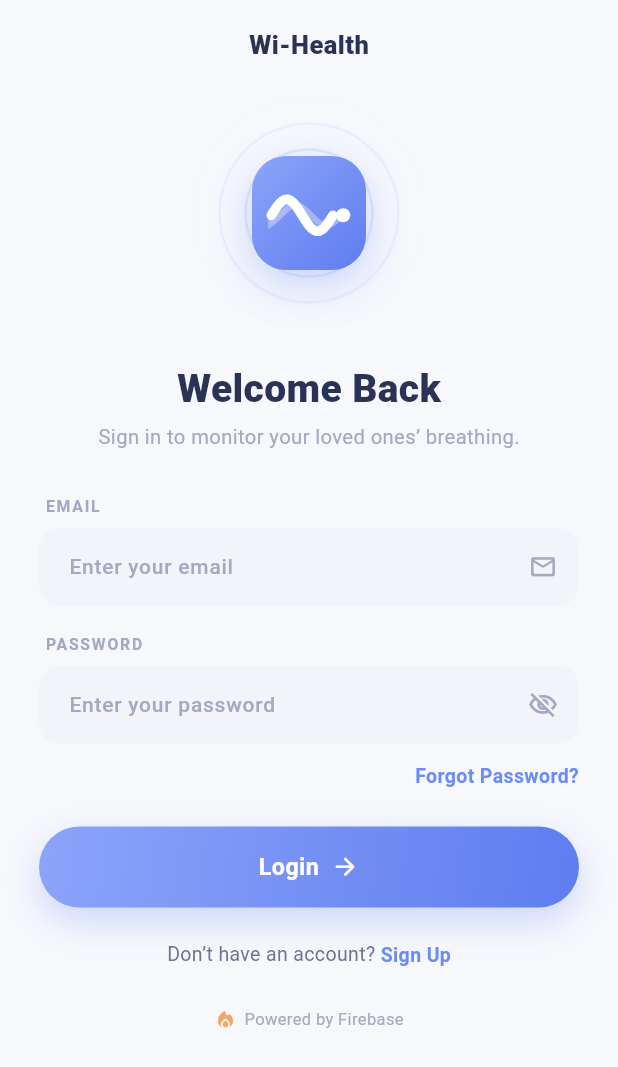
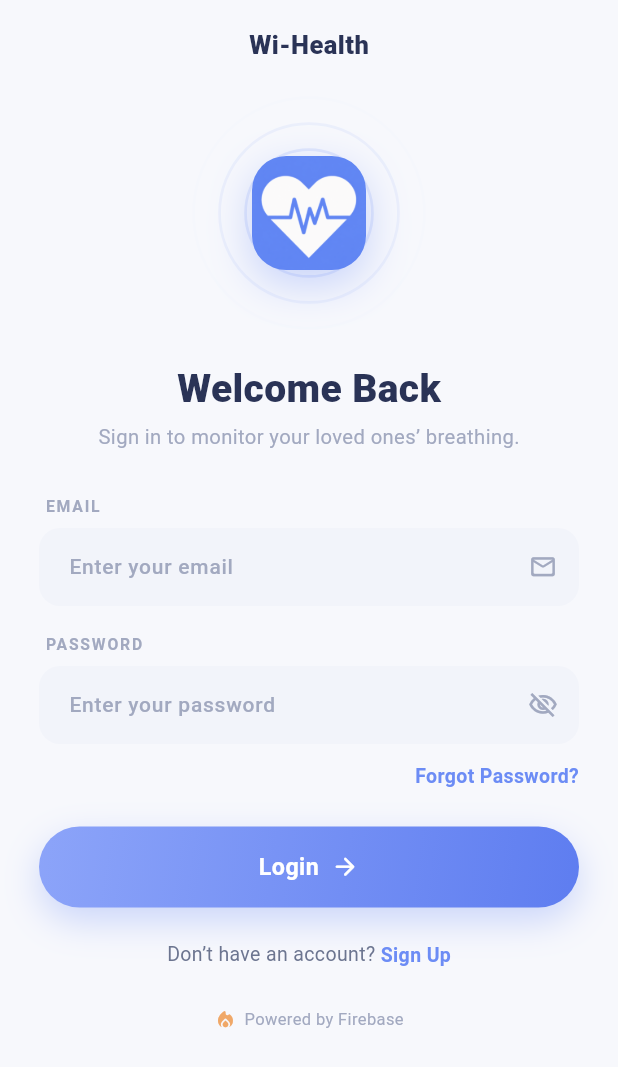
Before and after one commit to markeet04/Wi-Health, a Flutter app: the screen it shows after launch, after a tap on "Skip", on a phone screen of 412 x 824 dp. Shown: the top 1067 px of the screen. Run offline on Flutter 3.47's test engine with Material 3 defaults, Android fonts, the phone set to English and light mode, and no system bars; our stand-ins replace firebase_auth, firebase_core, firebase_database, firebase_messaging, flutter_local_notifications, lottie; accounts and stored records are empty; generated files the repository leaves out were written again.

Commit message:
Logo changed

```diff
--- a/mobile/lib/widgets/logo.dart
+++ b/mobile/lib/widgets/logo.dart
@@ -2,8 +2,8 @@ import 'dart:math' as math;
 import 'package:flutter/material.dart';
 import '../theme.dart';
 
-/// The Wi-Health brand mark: a gradient squircle carrying a soft breathing
-/// wave with a pulse dot — air and rhythm in one shape.
+/// The Wi-Health brand mark: the heart-pulse logo image, clipped to a
+/// squircle with the brand drop shadow.
 class WiLogoMark extends StatelessWidget {
   const WiLogoMark({super.key, this.size = 72});
 
@@ -15,7 +15,6 @@ class WiLogoMark extends StatelessWidget {
       width: size,
       height: size,
       decoration: BoxDecoration(
-        gradient: wiBrandGradient,
         borderRadius: BorderRadius.circular(size * 0.3),
         boxShadow: [
           BoxShadow(
@@ -25,59 +24,12 @@ class WiLogoMark extends StatelessWidget {
           ),
         ],
       ),
-      child: CustomPaint(painter: _LogoWavePainter()),
+      child: ClipRRect(
+        borderRadius: BorderRadius.circular(size * 0.3),
+        child: Image.asset('assets/images/logo.png', fit: BoxFit.cover),
+      ),
     );
   }
-}
-
-class _LogoWavePainter extends CustomPainter {
-  @override
-  void paint(Canvas canvas, Size size) {
-    final midY = size.height * 0.52;
-    final start = size.width * 0.17;
-    final end = size.width * 0.71;
-    final amp = size.height * 0.14;
-
-    final path = Path()..moveTo(start, midY);
-    for (double x = start; x <= end; x += 1) {
-      final t = (x - start) / (end - start) * 2 * math.pi;
-      path.lineTo(x, midY - math.sin(t) * amp);
-    }
-
-    // Echo wave behind, translucent.
-    final echo = Path()..moveTo(start, midY);
-    for (double x = start; x <= end + size.width * 0.06; x += 1) {
-      final t = (x - start) / (end - start) * 2 * math.pi;
-      echo.lineTo(x, midY - math.sin(t - 0.9) * amp * 0.62);
-    }
-    canvas.drawPath(
-      echo,
-      Paint()
-        ..color = Colors.white.withValues(alpha: 0.35)
-        ..style = PaintingStyle.stroke
-        ..strokeWidth = size.width * 0.055
-        ..strokeCap = StrokeCap.round,
-    );
-
-    canvas.drawPath(
-      path,
-      Paint()
-        ..color = Colors.white
-        ..style = PaintingStyle.stroke
-        ..strokeWidth = size.width * 0.085
-        ..strokeCap = StrokeCap.round,
-    );
-
-    // Pulse dot at the wave's end.
-    canvas.drawCircle(
-      Offset(size.width * 0.80, midY - math.sin(2 * math.pi) * amp),
-      size.width * 0.062,
-      Paint()..color = Colors.white,
-    );
-  }
-
-  @override
-  bool shouldRepaint(_LogoWavePainter oldDelegate) => false;
 }
 
 /// Calm expanding "breath" rings — used behind the logo on splash, login,
```
Also changed, not shown: mobile/pubspec.yaml (+8 -0 lines), mobile/assets/images/logo.png (added), mobile/pubspec.lock, 28 other files.
